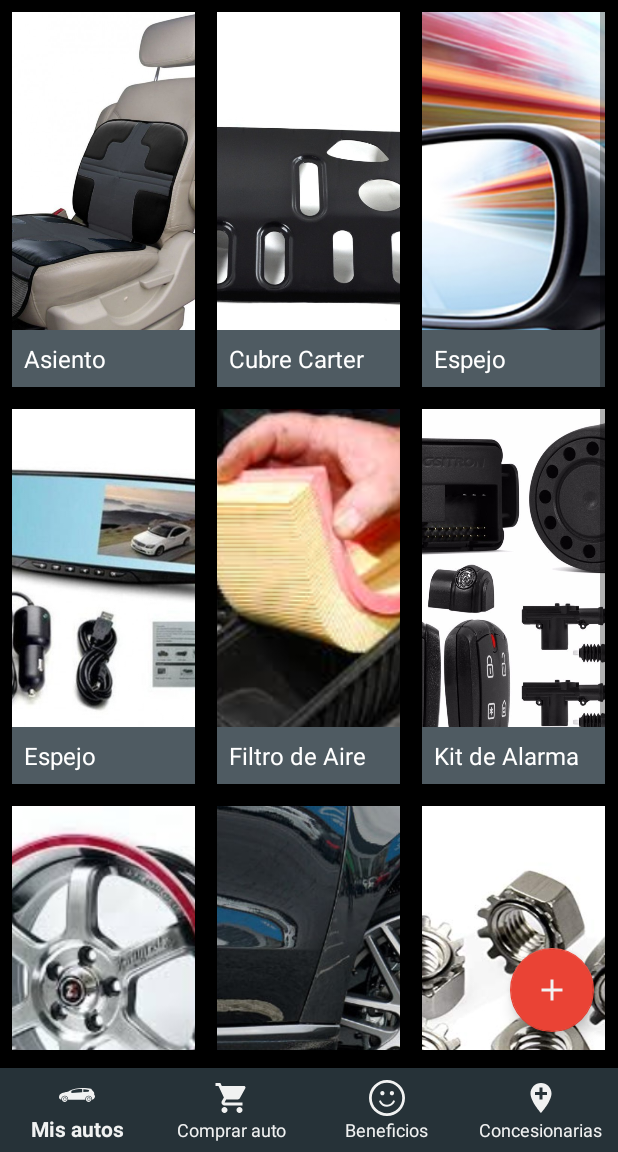
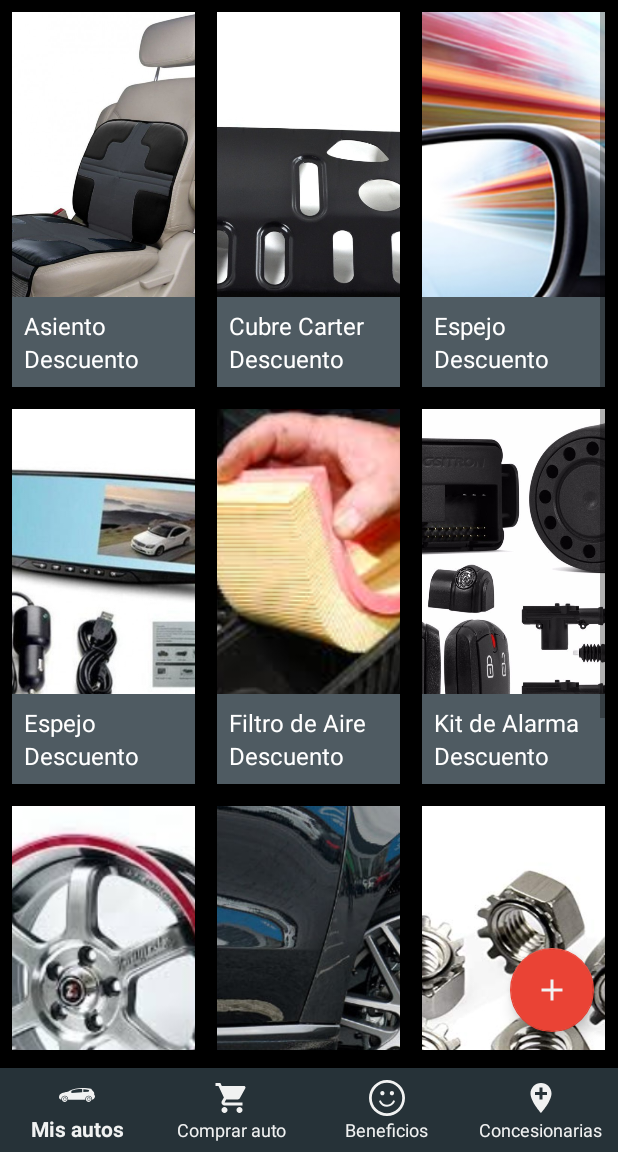
Before and after one commit to dmerniestic1987/cardPublicity, an Android app: the fragment MyCarsAccesoriesFragment placed in its activity, on a phone screen of 412 x 824 dp, the part 84-1236 px from its top. Run offline under Robolectric (Android 15) with nearby library versions, the phone set to English and light mode, and no system bars.

Commit message:
Se agrega leyenda de descuento

```diff
--- a/CardPublicity/app/src/main/res/layout/item_grid_accesories.xml
+++ b/CardPublicity/app/src/main/res/layout/item_grid_accesories.xml
@@ -10,15 +10,31 @@
         android:scaleType="centerCrop"
         android:transitionName="Imagen transición" />
 
-    <TextView
-        android:id="@+id/nombre_coche"
+    <LinearLayout
         android:layout_width="match_parent"
         android:layout_height="wrap_content"
+        android:background="@color/colorPrimaryLight"
+        android:padding="@dimen/card_gridView_padding"
         android:layout_gravity="bottom"
-        android:background="@color/colorPrimaryLight"
-        android:maxLines="1"
-        android:padding="@dimen/card_gridView_padding"
-        android:textAppearance="@style/TextAppearance.AppCompat.Subhead"
-        android:textColor="@android:color/white" />
+        android:orientation="vertical">
+
+        <TextView
+            android:id="@+id/nombre_coche"
+            android:layout_width="wrap_content"
+            android:layout_height="wrap_content"
+            android:maxLines="1"
+            android:textAppearance="@style/TextAppearance.AppCompat.Subhead"
+            android:textColor="@android:color/white" />
+
+        <TextView
+            android:id="@+id/nombre_coche_desc"
+            android:layout_width="wrap_content"
+            android:layout_height="wrap_content"
+            android:text="Descuento 10%"
+            android:maxLines="1"
+            android:textAppearance="@style/TextAppearance.AppCompat.Subhead"
+            android:textColor="@android:color/white" />
+    </LinearLayout>
+
 
 </FrameLayout>
```
Also changed, not shown: CardPublicity/app/src/main/res/drawable-v24/descuento.png (added).
